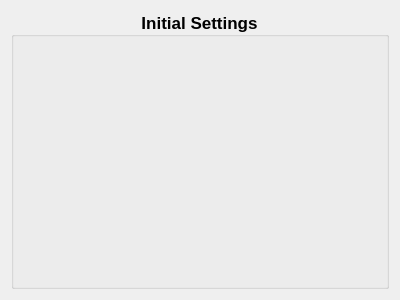
Old version of the form dirac/gui/mainwindow/initialsettings/initial_group_box.ui in the repository brands-d/Dirac.
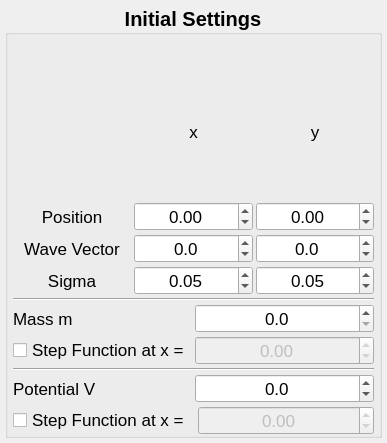
New version of the form.

```diff
--- a/dirac/gui/mainwindow/initialsettings/initial_group_box.ui
+++ b/dirac/gui/mainwindow/initialsettings/initial_group_box.ui
@@ -6,19 +6,34 @@
    <rect>
     <x>0</x>
     <y>0</y>
-    <width>400</width>
-    <height>300</height>
+    <width>387</width>
+    <height>443</height>
    </rect>
   </property>
   <property name="windowTitle">
    <string>Form</string>
   </property>
-  <layout class="QHBoxLayout" name="horizontalLayout">
+  <layout class="QVBoxLayout" name="verticalLayout">
+   <property name="spacing">
+    <number>5</number>
+   </property>
+   <property name="leftMargin">
+    <number>5</number>
+   </property>
+   <property name="topMargin">
+    <number>5</number>
+   </property>
+   <property name="rightMargin">
+    <number>5</number>
+   </property>
+   <property name="bottomMargin">
+    <number>5</number>
+   </property>
    <item>
     <widget class="QGroupBox" name="layout">
      <property name="font">
       <font>
-       <pointsize>13</pointsize>
+       <pointsize>15</pointsize>
        <weight>75</weight>
        <bold>true</bold>
        <stylestrategy>PreferAntialias</stylestrategy>
@@ -36,7 +51,7 @@
      <property name="flat">
       <bool>false</bool>
      </property>
-     <layout class="QHBoxLayout" name="horizontalLayout_2">
+     <layout class="QVBoxLayout" name="verticalLayout_2">
       <property name="spacing">
        <number>3</number>
       </property>
@@ -52,6 +67,518 @@
       <property name="bottomMargin">
        <number>0</number>
       </property>
+      <item>
+       <layout class="QGridLayout" name="gridLayout">
+        <item row="0" column="2">
+         <widget class="QLabel" name="label_6">
+          <property name="font">
+           <font>
+            <pointsize>13</pointsize>
+            <weight>50</weight>
+            <bold>false</bold>
+            <stylestrategy>PreferAntialias</stylestrategy>
+           </font>
+          </property>
+          <property name="text">
+           <string>y</string>
+          </property>
+          <property name="alignment">
+           <set>Qt::AlignCenter</set>
+          </property>
+         </widget>
+        </item>
+        <item row="1" column="2">
+         <widget class="QDoubleSpinBox" name="position_y_spinbox">
+          <property name="font">
+           <font>
+            <pointsize>13</pointsize>
+            <weight>50</weight>
+            <bold>false</bold>
+            <stylestrategy>PreferAntialias</stylestrategy>
+           </font>
+          </property>
+          <property name="alignment">
+           <set>Qt::AlignCenter</set>
+          </property>
+          <property name="correctionMode">
+           <enum>QAbstractSpinBox::CorrectToNearestValue</enum>
+          </property>
+          <property name="keyboardTracking">
+           <bool>false</bool>
+          </property>
+          <property name="minimum">
+           <double>-10.000000000000000</double>
+          </property>
+          <property name="maximum">
+           <double>10.000000000000000</double>
+          </property>
+          <property name="singleStep">
+           <double>0.100000000000000</double>
+          </property>
+         </widget>
+        </item>
+        <item row="0" column="1">
+         <widget class="QLabel" name="label_4">
+          <property name="font">
+           <font>
+            <pointsize>13</pointsize>
+            <weight>50</weight>
+            <bold>false</bold>
+           </font>
+          </property>
+          <property name="text">
+           <string>x</string>
+          </property>
+          <property name="alignment">
+           <set>Qt::AlignCenter</set>
+          </property>
+         </widget>
+        </item>
+        <item row="1" column="0">
+         <widget class="QLabel" name="label">
+          <property name="font">
+           <font>
+            <pointsize>13</pointsize>
+            <weight>50</weight>
+            <bold>false</bold>
+            <stylestrategy>PreferAntialias</stylestrategy>
+           </font>
+          </property>
+          <property name="text">
+           <string>Position</string>
+          </property>
+          <property name="alignment">
+           <set>Qt::AlignCenter</set>
+          </property>
+         </widget>
+        </item>
+        <item row="2" column="0">
+         <widget class="QLabel" name="label_2">
+          <property name="font">
+           <font>
+            <pointsize>13</pointsize>
+            <weight>50</weight>
+            <bold>false</bold>
+            <stylestrategy>PreferAntialias</stylestrategy>
+           </font>
+          </property>
+          <property name="text">
+           <string>Wave Vector</string>
+          </property>
+          <property name="alignment">
+           <set>Qt::AlignCenter</set>
+          </property>
+         </widget>
+        </item>
+        <item row="2" column="1">
+         <widget class="QDoubleSpinBox" name="k_x_spinbox">
+          <property name="font">
+           <font>
+            <pointsize>13</pointsize>
+            <weight>50</weight>
+            <bold>false</bold>
+            <stylestrategy>PreferAntialias</stylestrategy>
+           </font>
+          </property>
+          <property name="alignment">
+           <set>Qt::AlignCenter</set>
+          </property>
+          <property name="correctionMode">
+           <enum>QAbstractSpinBox::CorrectToNearestValue</enum>
+          </property>
+          <property name="keyboardTracking">
+           <bool>false</bool>
+          </property>
+          <property name="decimals">
+           <number>1</number>
+          </property>
+          <property name="minimum">
+           <double>-10.000000000000000</double>
+          </property>
+          <property name="maximum">
+           <double>10.000000000000000</double>
+          </property>
+          <property name="singleStep">
+           <double>0.100000000000000</double>
+          </property>
+         </widget>
+        </item>
+        <item row="1" column="1">
+         <widget class="QDoubleSpinBox" name="position_x_spinbox">
+          <property name="font">
+           <font>
+            <pointsize>13</pointsize>
+            <weight>50</weight>
+            <bold>false</bold>
+            <stylestrategy>PreferAntialias</stylestrategy>
+           </font>
+          </property>
+          <property name="alignment">
+           <set>Qt::AlignCenter</set>
+          </property>
+          <property name="correctionMode">
+           <enum>QAbstractSpinBox::CorrectToNearestValue</enum>
+          </property>
+          <property name="keyboardTracking">
+           <bool>false</bool>
+          </property>
+          <property name="minimum">
+           <double>-10.000000000000000</double>
+          </property>
+          <property name="maximum">
+           <double>10.000000000000000</double>
+          </property>
+          <property name="singleStep">
+           <double>0.100000000000000</double>
+          </property>
+         </widget>
+        </item>
+        <item row="2" column="2">
+         <widget class="QDoubleSpinBox" name="k_y_spinbox">
+          <property name="font">
+           <font>
+            <pointsize>13</pointsize>
+            <weight>50</weight>
+            <bold>false</bold>
+            <stylestrategy>PreferAntialias</stylestrategy>
+           </font>
+          </property>
+          <property name="alignment">
+           <set>Qt::AlignCenter</set>
+          </property>
+          <property name="correctionMode">
+           <enum>QAbstractSpinBox::CorrectToNearestValue</enum>
+          </property>
+          <property name="keyboardTracking">
+           <bool>false</bool>
+          </property>
+          <property name="decimals">
+           <number>1</number>
+          </property>
+          <property name="minimum">
+           <double>-10.000000000000000</double>
+          </property>
+          <property name="maximum">
+           <double>10.000000000000000</double>
+          </property>
+          <property name="singleStep">
+           <double>0.100000000000000</double>
+          </property>
+         </widget>
+        </item>
+        <item row="3" column="1">
+         <widget class="QDoubleSpinBox" name="sigma_x_spinbox">
+          <property name="font">
+           <font>
+            <pointsize>13</pointsize>
+            <weight>50</weight>
+            <bold>false</bold>
+            <stylestrategy>PreferAntialias</stylestrategy>
+           </font>
+          </property>
+          <property name="alignment">
+           <set>Qt::AlignCenter</set>
+          </property>
+          <property name="correctionMode">
+           <enum>QAbstractSpinBox::CorrectToNearestValue</enum>
+          </property>
+          <property name="keyboardTracking">
+           <bool>false</bool>
+          </property>
+          <property name="decimals">
+           <number>2</number>
+          </property>
+          <property name="minimum">
+           <double>0.000000000000000</double>
+          </property>
+          <property name="maximum">
+           <double>5.000000000000000</double>
+          </property>
+          <property name="singleStep">
+           <double>0.100000000000000</double>
+          </property>
+          <property name="value">
+           <double>0.050000000000000</double>
+          </property>
+         </widget>
+        </item>
+        <item row="3" column="2">
+         <widget class="QDoubleSpinBox" name="sigma_y_spinbox">
+          <property name="font">
+           <font>
+            <pointsize>13</pointsize>
+            <weight>50</weight>
+            <bold>false</bold>
+            <stylestrategy>PreferAntialias</stylestrategy>
+           </font>
+          </property>
+          <property name="alignment">
+           <set>Qt::AlignCenter</set>
+          </property>
+          <property name="correctionMode">
+           <enum>QAbstractSpinBox::CorrectToNearestValue</enum>
+          </property>
+          <property name="keyboardTracking">
+           <bool>false</bool>
+          </property>
+          <property name="decimals">
+           <number>2</number>
+          </property>
+          <property name="minimum">
+           <double>0.000000000000000</double>
+          </property>
+          <property name="maximum">
+           <double>5.000000000000000</double>
+          </property>
+          <property name="singleStep">
+           <double>0.100000000000000</double>
+          </property>
+          <property name="value">
+           <double>0.050000000000000</double>
+          </property>
+         </widget>
+        </item>
+        <item row="3" column="0">
+         <widget class="QLabel" name="label_7">
+          <property name="font">
+           <font>
+            <pointsize>13</pointsize>
+            <weight>50</weight>
+            <bold>false</bold>
+            <stylestrategy>PreferAntialias</stylestrategy>
+           </font>
+          </property>
+          <property name="text">
+           <string>Sigma</string>
+          </property>
+          <property name="alignment">
+           <set>Qt::AlignCenter</set>
+          </property>
+         </widget>
+        </item>
+       </layout>
+      </item>
+      <item>
+       <layout class="QVBoxLayout" name="verticalLayout_3">
+        <item>
+         <widget class="Line" name="line">
+          <property name="orientation">
+           <enum>Qt::Horizontal</enum>
+          </property>
+         </widget>
+        </item>
+        <item>
+         <layout class="QHBoxLayout" name="horizontalLayout">
+          <item>
+           <widget class="QLabel" name="label_3">
+            <property name="font">
+             <font>
+              <pointsize>13</pointsize>
+              <weight>50</weight>
+              <bold>false</bold>
+              <stylestrategy>PreferAntialias</stylestrategy>
+             </font>
+            </property>
+            <property name="text">
+             <string>Mass m</string>
+            </property>
+           </widget>
+          </item>
+          <item>
+           <widget class="QDoubleSpinBox" name="m_spinbox">
+            <property name="font">
+             <font>
+              <pointsize>13</pointsize>
+              <weight>50</weight>
+              <bold>false</bold>
+              <stylestrategy>PreferAntialias</stylestrategy>
+             </font>
+            </property>
+            <property name="alignment">
+             <set>Qt::AlignCenter</set>
+            </property>
+            <property name="correctionMode">
+             <enum>QAbstractSpinBox::CorrectToNearestValue</enum>
+            </property>
+            <property name="keyboardTracking">
+             <bool>false</bool>
+            </property>
+            <property name="decimals">
+             <number>1</number>
+            </property>
+           </widget>
+          </item>
+         </layout>
+        </item>
+        <item>
+         <layout class="QHBoxLayout" name="horizontalLayout_2">
+          <item>
+           <widget class="QCheckBox" name="m_step_checkbox">
+            <property name="font">
+             <font>
+              <pointsize>13</pointsize>
+              <weight>50</weight>
+              <bold>false</bold>
+              <stylestrategy>PreferAntialias</stylestrategy>
+             </font>
+            </property>
+            <property name="text">
+             <string>Step Function at x =</string>
+            </property>
+           </widget>
+          </item>
+          <item>
+           <widget class="QDoubleSpinBox" name="m_step_spinbox">
+            <property name="enabled">
+             <bool>false</bool>
+            </property>
+            <property name="font">
+             <font>
+              <pointsize>13</pointsize>
+              <weight>50</weight>
+              <bold>false</bold>
+              <stylestrategy>PreferAntialias</stylestrategy>
+             </font>
+            </property>
+            <property name="alignment">
+             <set>Qt::AlignCenter</set>
+            </property>
+            <property name="correctionMode">
+             <enum>QAbstractSpinBox::CorrectToNearestValue</enum>
+            </property>
+            <property name="keyboardTracking">
+             <bool>false</bool>
+            </property>
+            <property name="minimum">
+             <double>-10.000000000000000</double>
+            </property>
+            <property name="maximum">
+             <double>10.000000000000000</double>
+            </property>
+            <property name="singleStep">
+             <double>0.100000000000000</double>
+            </property>
+           </widget>
+          </item>
+         </layout>
+        </item>
+       </layout>
+      </item>
+      <item>
+       <layout class="QVBoxLayout" name="verticalLayout_4">
+        <item>
+         <widget class="Line" name="line_3">
+          <property name="orientation">
+           <enum>Qt::Horizontal</enum>
+          </property>
+         </widget>
+        </item>
+        <item>
+         <layout class="QHBoxLayout" name="horizontalLayout_3">
+          <item>
+           <widget class="QLabel" name="label_5">
+            <property name="font">
+             <font>
+              <pointsize>13</pointsize>
+              <weight>50</weight>
+              <bold>false</bold>
+              <stylestrategy>PreferAntialias</stylestrategy>
+             </font>
+            </property>
+            <property name="text">
+             <string>Potential V</string>
+            </property>
+           </widget>
+          </item>
+          <item>
+           <widget class="QDoubleSpinBox" name="V_spinbox">
+            <property name="font">
+             <font>
+              <pointsize>13</pointsize>
+              <weight>50</weight>
+              <bold>false</bold>
+              <stylestrategy>PreferAntialias</stylestrategy>
+             </font>
+            </property>
+            <property name="alignment">
+             <set>Qt::AlignCenter</set>
+            </property>
+            <property name="correctionMode">
+             <enum>QAbstractSpinBox::CorrectToNearestValue</enum>
+            </property>
+            <property name="keyboardTracking">
+             <bool>false</bool>
+            </property>
+            <property name="decimals">
+             <number>1</number>
+            </property>
+            <property name="minimum">
+             <double>-100.000000000000000</double>
+            </property>
+            <property name="maximum">
+             <double>100.000000000000000</double>
+            </property>
+           </widget>
+          </item>
+         </layout>
+        </item>
+        <item>
+         <layout class="QHBoxLayout" name="horizontalLayout_4">
+          <item>
+           <widget class="QCheckBox" name="V_step_checkbox">
+            <property name="font">
+             <font>
+              <pointsize>13</pointsize>
+              <weight>50</weight>
+              <bold>false</bold>
+              <stylestrategy>PreferAntialias</stylestrategy>
+             </font>
+            </property>
+            <property name="text">
+             <string>Step Function at x = </string>
+            </property>
+           </widget>
+          </item>
+          <item>
+           <widget class="QDoubleSpinBox" name="V_step_spinbox">
+            <property name="enabled">
+             <bool>false</bool>
+            </property>
+            <property name="font">
+             <font>
+              <pointsize>13</pointsize>
+              <weight>50</weight>
+              <bold>false</bold>
+              <stylestrategy>PreferAntialias</stylestrategy>
+             </font>
+            </property>
+            <property name="alignment">
+             <set>Qt::AlignCenter</set>
+            </property>
+            <property name="correctionMode">
+             <enum>QAbstractSpinBox::CorrectToNearestValue</enum>
+            </property>
+            <property name="keyboardTracking">
+             <bool>false</bool>
+            </property>
+            <property name="decimals">
+             <number>2</number>
+            </property>
+            <property name="minimum">
+             <double>-10.000000000000000</double>
+            </property>
+            <property name="maximum">
+             <double>10.000000000000000</double>
+            </property>
+            <property name="singleStep">
+             <double>0.100000000000000</double>
+            </property>
+           </widget>
+          </item>
+         </layout>
+        </item>
+       </layout>
+      </item>
      </layout>
     </widget>
    </item>
```
